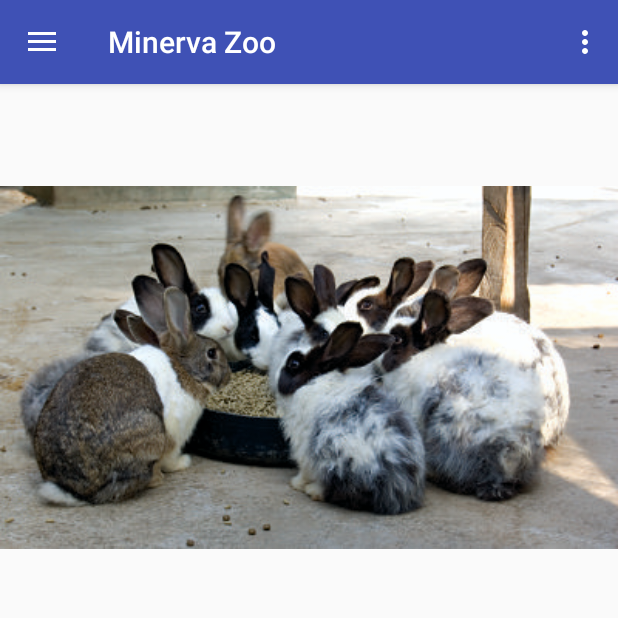
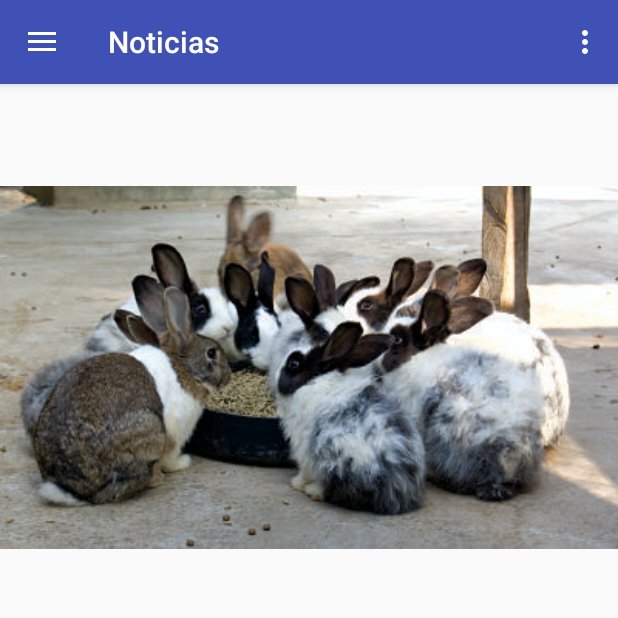
Before and after one commit to MinervaZooXela/MinervaZooXela, an Android app: the screen it shows after launch (MainActivity), on a phone screen of 412 x 824 dp, the top half of it. Run offline under Robolectric (Android 15) with nearby library versions, the phone set to English and light mode, and no system bars; our stand-ins replace sdp/ssp sizes.

Commit message:
Commit Eduardo

```diff
--- a/app/src/main/java/gt/edu/intecap/minervazoo/myapplication/controlador/MainActivity.java
+++ b/app/src/main/java/gt/edu/intecap/minervazoo/myapplication/controlador/MainActivity.java
@@ -37,6 +37,7 @@ public class MainActivity extends AppCompatActivity
         setContentView(R.layout.activity_main);
         Toolbar toolbar = (Toolbar) findViewById(R.id.toolbar);
         setSupportActionBar(toolbar);
+        setTitle("Noticias");
 
         DrawerLayout drawer = (DrawerLayout) findViewById(R.id.drawer_layout);
         ActionBarDrawerToggle toggle = new ActionBarDrawerToggle(
```
